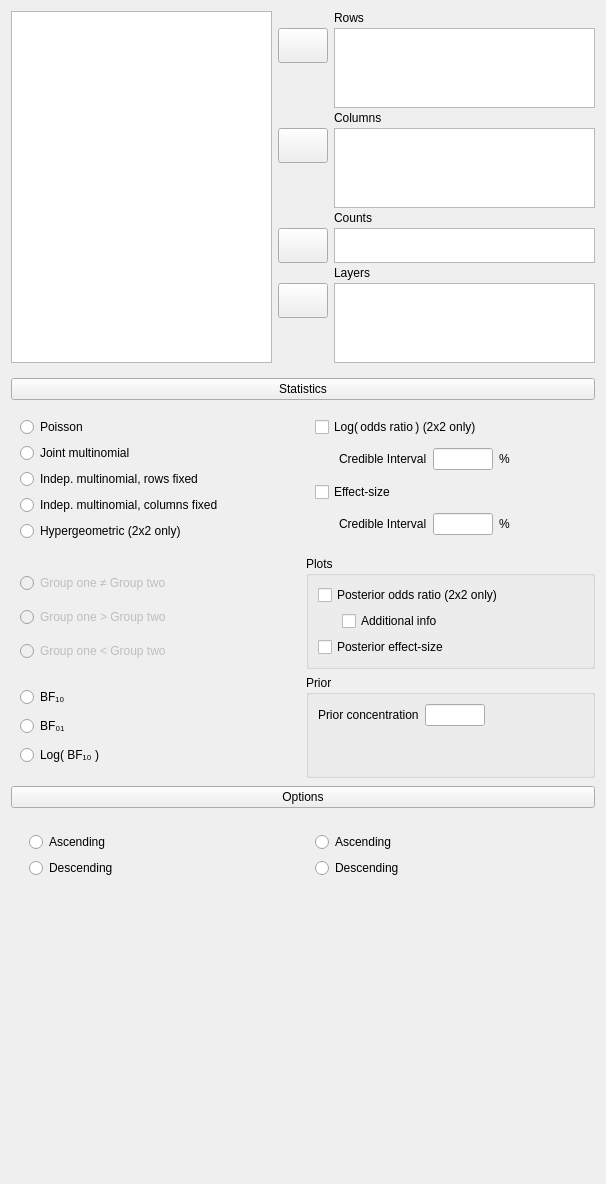
jasp-stats/jasp-desktop, file JASP-Desktop/analysisforms/contingencytablesbayesianform.ui: the form before one commit.
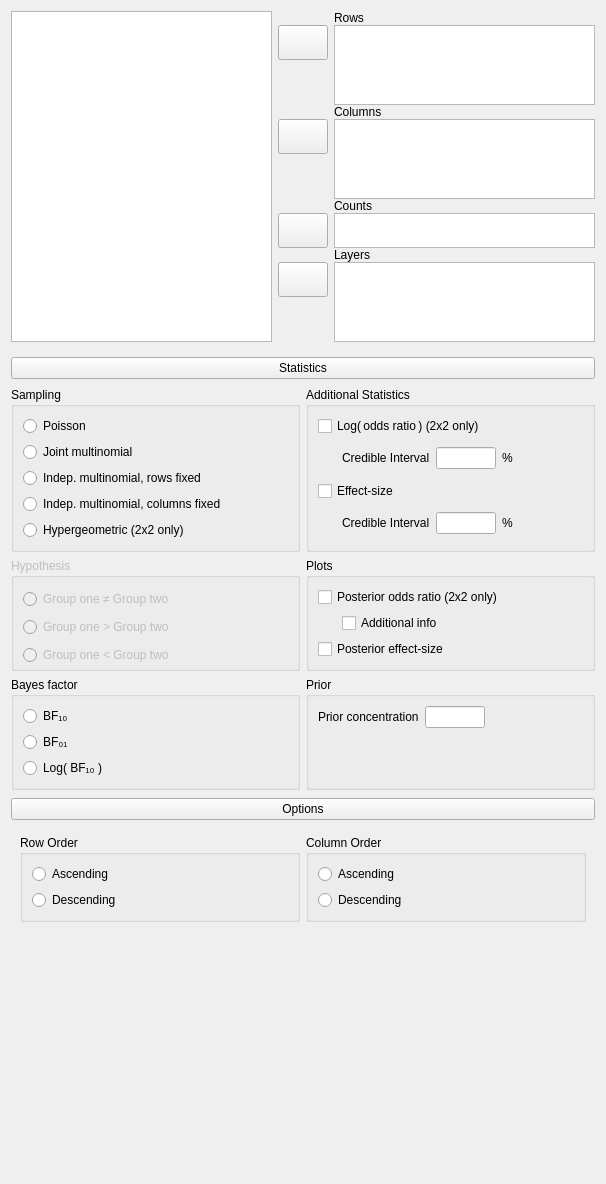
The form after the commit. Custom widgets are drawn as their Qt base class.

```diff
--- a/JASP-Desktop/analysisforms/contingencytablesbayesianform.ui
+++ b/JASP-Desktop/analysisforms/contingencytablesbayesianform.ui
@@ -42,7 +42,7 @@
        <number>0</number>
       </property>
       <property name="verticalSpacing">
-       <number>3</number>
+       <number>0</number>
       </property>
       <item row="3" column="2">
        <widget class="QLabel" name="label_3">
@@ -358,8 +358,8 @@
           <number>6</number>
          </property>
          <item row="0" column="2" colspan="2">
-          <widget class="BoundGroupBox" name="groupBox" native="true">
-           <property name="title" stdset="0">
+          <widget class="BoundGroupBox" name="groupBox">
+           <property name="title">
             <string>Additional Statistics</string>
            </property>
            <layout class="QGridLayout" name="gridLayout_9">
@@ -571,8 +571,8 @@
           </widget>
          </item>
          <item row="0" column="0" colspan="2">
-          <widget class="BoundGroupBox" name="samplingModel" native="true">
-           <property name="title" stdset="0">
+          <widget class="BoundGroupBox" name="samplingModel">
+           <property name="title">
             <string>Sampling</string>
            </property>
            <layout class="QGridLayout" name="gridLayout_13">
@@ -615,7 +615,7 @@
           </widget>
          </item>
          <item row="1" column="0" colspan="2">
-          <widget class="BoundGroupBox" name="hypothesis" native="true">
+          <widget class="BoundGroupBox" name="hypothesis">
            <property name="enabled">
             <bool>false</bool>
            </property>
@@ -651,8 +651,8 @@
           </widget>
          </item>
          <item row="2" column="0" rowspan="2" colspan="2">
-          <widget class="BoundGroupBox" name="bayesFactorType" native="true">
-           <property name="title" stdset="0">
+          <widget class="BoundGroupBox" name="bayesFactorType">
+           <property name="title">
             <string>Bayes factor</string>
            </property>
            <layout class="QGridLayout" name="gridLayout_5">
@@ -747,8 +747,8 @@
        <widget class="QWidget" name="panelOptions" native="true">
         <layout class="QGridLayout" name="gridLayout_6">
          <item row="0" column="0">
-          <widget class="BoundGroupBox" name="rowOrder" native="true">
-           <property name="title" stdset="0">
+          <widget class="BoundGroupBox" name="rowOrder">
+           <property name="title">
             <string>Row Order</string>
            </property>
            <layout class="QGridLayout" name="gridLayout_7">
@@ -770,8 +770,8 @@
           </widget>
          </item>
          <item row="0" column="1">
-          <widget class="BoundGroupBox" name="columnOrder" native="true">
-           <property name="title" stdset="0">
+          <widget class="BoundGroupBox" name="columnOrder">
+           <property name="title">
             <string>Column Order</string>
            </property>
            <layout class="QGridLayout" name="gridLayout_8">
@@ -829,11 +829,6 @@
    <extends>QListView</extends>
    <header>widgets/boundlistview.h</header>
   </customwidget>
-  <customwidget>
-   <class>BoundCheckBox</class>
-   <extends>QCheckBox</extends>
-   <header>widgets/boundcheckbox.h</header>
-  </customwidget>
   <customwidget>
    <class>GroupBox</class>
    <extends>QGroupBox</extends>
@@ -847,7 +842,7 @@
   </customwidget>
   <customwidget>
    <class>BoundGroupBox</class>
-   <extends>QWidget</extends>
+   <extends>QGroupBox</extends>
    <header>widgets/boundgroupbox.h</header>
    <container>1</container>
   </customwidget>
@@ -856,6 +851,11 @@
    <extends>QPushButton</extends>
    <header>widgets/expanderbutton.h</header>
   </customwidget>
+  <customwidget>
+   <class>BoundCheckBox</class>
+   <extends>QCheckBox</extends>
+   <header>widgets/boundcheckbox.h</header>
+  </customwidget>
  </customwidgets>
  <resources/>
  <connections>
```
Left out of the diff: 2 changed lines with no effect on the pictures.
